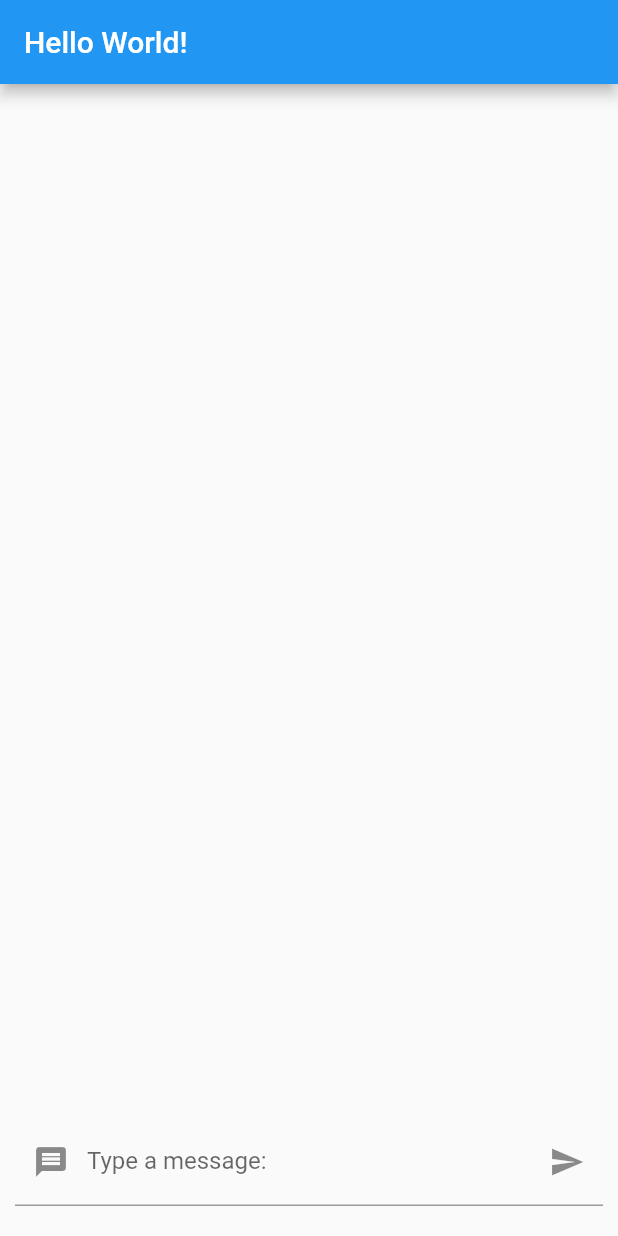
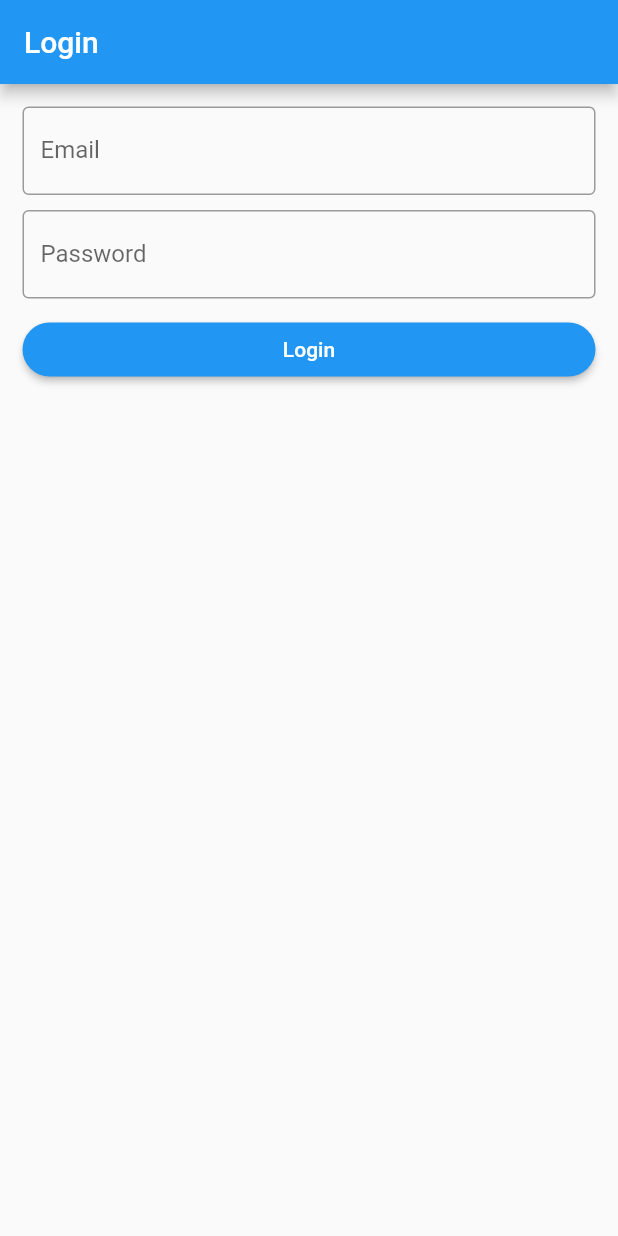
Before and after one commit to 11grossmane/canasta_mobile, a Flutter app: the screen it shows after launch, on a phone screen of 412 x 824 dp. Run offline on Flutter 3.47's test engine with Material 2 defaults, Android fonts, the phone set to English and light mode, and no system bars.

```diff
--- /dev/null
+++ b/lib/login.dart
@@ -0,0 +1,75 @@
+import 'package:flutter/material.dart';
+import 'package:my_app/home.dart';
+import 'package:my_app/textInputWidget.dart';
+
+class Login extends StatefulWidget {
+  @override
+  _LoginState createState() => _LoginState();
+}
+
+class _LoginState extends State<Login> {
+  String email = '';
+  String password = '';
+
+  @override
+  Widget build(BuildContext context) {
+    return Scaffold(
+        appBar: AppBar(title: Text('Login')),
+        body: Container(
+            padding: EdgeInsets.all(10),
+            alignment: Alignment.center,
+            child:
+                Column(mainAxisAlignment: MainAxisAlignment.start, children: [
+              Padding(
+                  padding: EdgeInsets.all(5),
+                  child: TextField(
+                    decoration: InputDecoration(
+                        labelText: 'Email',
+                        border: OutlineInputBorder(
+                            borderSide:
+                                BorderSide(width: 5, color: Colors.black))),
+                    onChanged: (text) => {
+                      this.setState(() {
+                        this.email = text;
+                      })
+                    },
+                  )),
+              Padding(
+                padding: EdgeInsets.all(5),
+                child: TextField(
+                  decoration: InputDecoration(
+                      labelText: 'Password',
+                      border: OutlineInputBorder(
+                          borderSide:
+                              BorderSide(color: Colors.black, width: 5))),
+                  onChanged: (text) => {
+                    this.setState(() {
+                      this.email = text;
+                    })
+                  },
+                ),
+              ),
+              Container(
+                width: double.infinity,
+                padding: EdgeInsets.all(5),
+                child: RaisedButton(
+                  padding: EdgeInsets.all(10),
+                  shape: RoundedRectangleBorder(
+                    borderRadius: BorderRadius.circular(18),
+                  ),
+                  onPressed: () => {
+                    Navigator.push(
+                        context,
+                        MaterialPageRoute(
+                            builder: (context) => Home(
+                                  author: this.email,
+                                )))
+                  },
+                  child: Text('Login'),
+                  textColor: Colors.white,
+                  color: Colors.blue,
+                ),
+              )
+            ])));
+  }
+}
--- a/lib/main.dart
+++ b/lib/main.dart
@@ -1,4 +1,6 @@
 import 'package:flutter/material.dart';
+import 'package:my_app/home.dart';
+import 'package:my_app/login.dart';
 import './titleSection.dart' as t;
 
 void main() {
@@ -15,157 +17,7 @@ class MyApp extends StatelessWidget {
         primarySwatch: Colors.blue,
         visualDensity: VisualDensity.adaptivePlatformDensity,
       ),
-      home: MyHomePage(),
+      home: Login(),
     );
   }
 }
-
-class Post {
-  String body;
-  String author;
-  int likes = 0;
-  bool userLiked = false;
-
-  Post({this.body, this.author});
-
-  void likePost() {
-    this.likes++;
-    userLiked = true;
-  }
-}
-
-class MyHomePage extends StatefulWidget {
-  @override
-  _MyHomePageState createState() => _MyHomePageState();
-}
-
-class _MyHomePageState extends State<MyHomePage> {
-  String text = '';
-  List<Post> posts = [];
-
-  void newPost([String text, String author = 'Eric']) {
-    this.setState(() {
-      posts.add(new Post(body: text, author: author));
-    });
-  }
-  // void press(String text) {
-  //   this.setState(() {
-  //     this.text = text;
-  //   });
-  // }
-
-  @override
-  Widget build(BuildContext context) {
-    return Scaffold(
-        appBar: AppBar(title: Text('Hello World!')),
-        body: Column(children: <Widget>[
-          Expanded(
-              child: PostList(
-            listItems: this.posts,
-          )),
-          TextInputWidget(
-            callback: this.newPost,
-          ),
-        ]));
-  }
-}
-
-class TextInputWidget extends StatefulWidget {
-  final Function(String, [String]) callback;
-  TextInputWidget({this.callback});
-
-  @override
-  _TextInputWidgetState createState() => _TextInputWidgetState();
-}
-
-class _TextInputWidgetState extends State<TextInputWidget> {
-  @override
-  final controller = TextEditingController();
-
-  @override
-  void dispose() {
-    super.dispose();
-    controller.dispose();
-  }
-
-  void click() {
-    FocusScope.of(context).unfocus();
-    widget.callback(controller.text);
-    controller.clear();
-  }
-
-  @override
-  Widget build(BuildContext context) {
-    return Container(
-        padding: EdgeInsets.only(bottom: 20, left: 10, right: 10),
-        child: TextField(
-          // onChanged: (text) => {this.changeText(text)},
-          controller: this.controller,
-          onEditingComplete: () => {print('complete')},
-          onSubmitted: (text) {
-            this.click();
-          },
-          decoration: InputDecoration(
-              prefixIcon: Icon(Icons.message),
-              suffixIcon: IconButton(
-                icon: Icon(Icons.send),
-                tooltip: 'Post Message',
-                splashColor: Colors.grey[500],
-                onPressed: () {
-                  this.click();
-                },
-              ),
-              labelText: "Type a message:"),
-        ));
-  }
-}
-
-class PostList extends StatefulWidget {
-  final List<Post> listItems;
-
-  PostList({this.listItems});
-
-  @override
-  _PostListState createState() => _PostListState();
-}
-
-class _PostListState extends State<PostList> {
-  @override
-  Widget build(BuildContext context) {
-    return ListView.builder(
-        itemCount: this.widget.listItems.length,
-        itemBuilder: (context, i) {
-          var post = this.widget.listItems[i];
-          return Card(
-            child: Row(
-              children: [
-                Expanded(
-                  child: ListTile(
-                    title: Text(post.body),
-                    subtitle: Text(post.author),
-                  ),
-                ),
-                Row(
-                  children: <Widget>[
-                    Container(
-                      child: Text(post.likes.toString(),
-                          style: TextStyle(fontSize: 20)),
-                      padding: EdgeInsets.fromLTRB(1, 1, 4, 1),
-                    ),
-                    IconButton(
-                      icon: Icon(Icons.thumb_up_alt),
-                      onPressed: () {
-                        this.setState(() {
-                          post.likePost();
-                        });
-                      },
-                      color: post.userLiked ? Colors.green : null,
-                    )
-                  ],
-                )
-              ],
-            ),
-          );
-        });
-  }
-}
```
Also changed, not shown: lib/home.dart (added, +42 -0 lines), lib/post.dart (added, +13 -0 lines), lib/postList.dart (added, +52 -0 lines), lib/textInputWidget.dart (added, +51 -0 lines).
